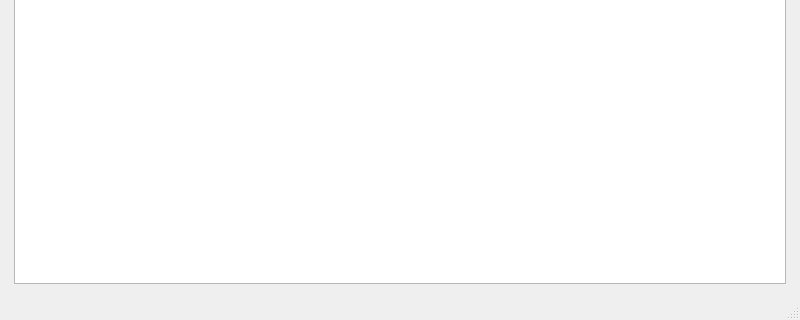
ze1den1/coffee_yandex, file main.ui: the form before one commit; both pictures show x 0 to 800 and y 280 to 600 of the 800 by 600 pixel window.
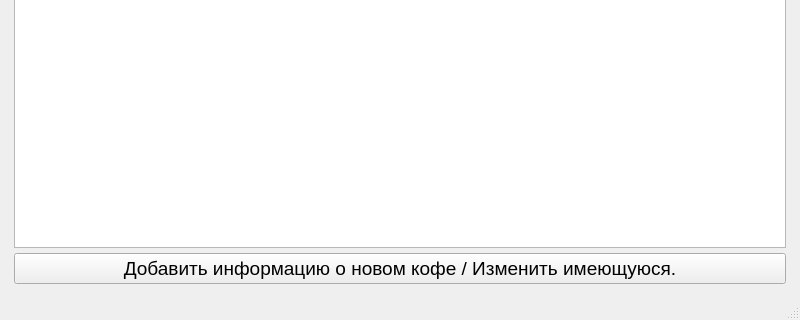
The form after the commit.

The edit to the form file:
```diff
--- a/main.ui
+++ b/main.ui
@@ -10,6 +10,18 @@
     <height>600</height>
    </rect>
   </property>
+  <property name="minimumSize">
+   <size>
+    <width>800</width>
+    <height>600</height>
+   </size>
+  </property>
+  <property name="maximumSize">
+   <size>
+    <width>800</width>
+    <height>600</height>
+   </size>
+  </property>
   <property name="windowTitle">
    <string>Coffee</string>
   </property>
@@ -29,12 +41,27 @@
       <property name="bottomMargin">
        <number>5</number>
       </property>
-      <property name="spacing">
+      <property name="horizontalSpacing">
        <number>0</number>
       </property>
+      <property name="verticalSpacing">
+       <number>5</number>
+      </property>
       <item row="0" column="0">
        <widget class="QTableView" name="coffee_view"/>
       </item>
+      <item row="1" column="0">
+       <widget class="QPushButton" name="add_btn">
+        <property name="font">
+         <font>
+          <pointsize>14</pointsize>
+         </font>
+        </property>
+        <property name="text">
+         <string>Добавить информацию о новом кофе / Изменить имеющуюся.</string>
+        </property>
+       </widget>
+      </item>
      </layout>
     </item>
    </layout>
```
